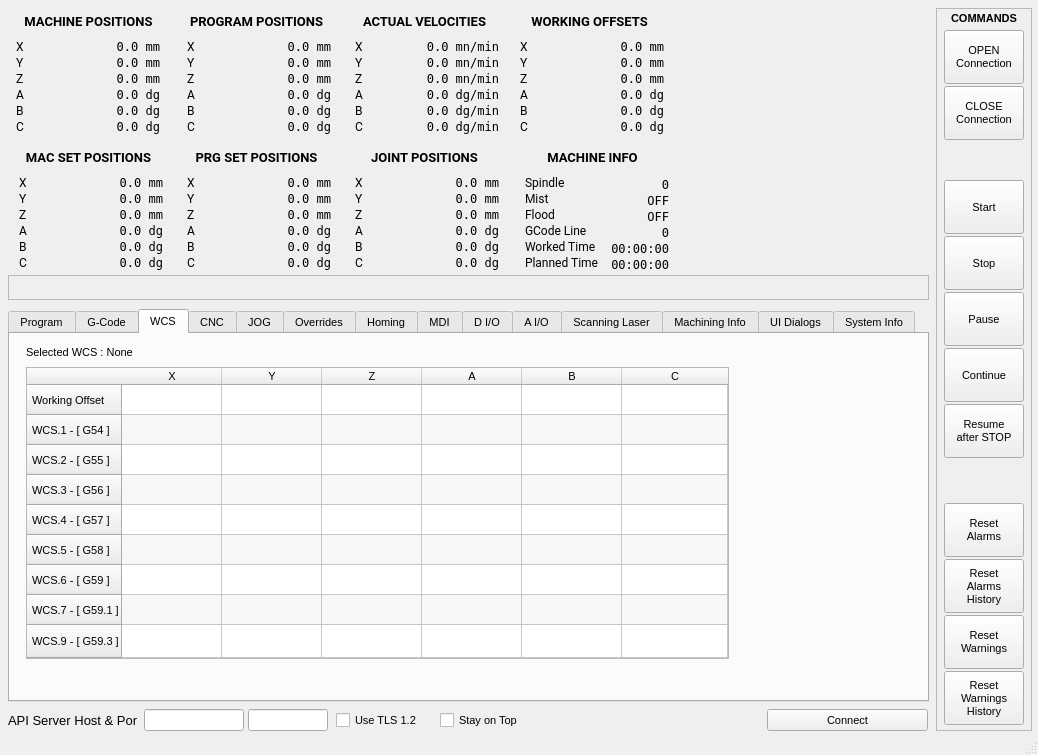
Above: python/examples/api_client_qt_demo/desktop_view.ui from rosettacnc-classroom/cnc_api_client_core_1 before the change. Below: the same form after it.
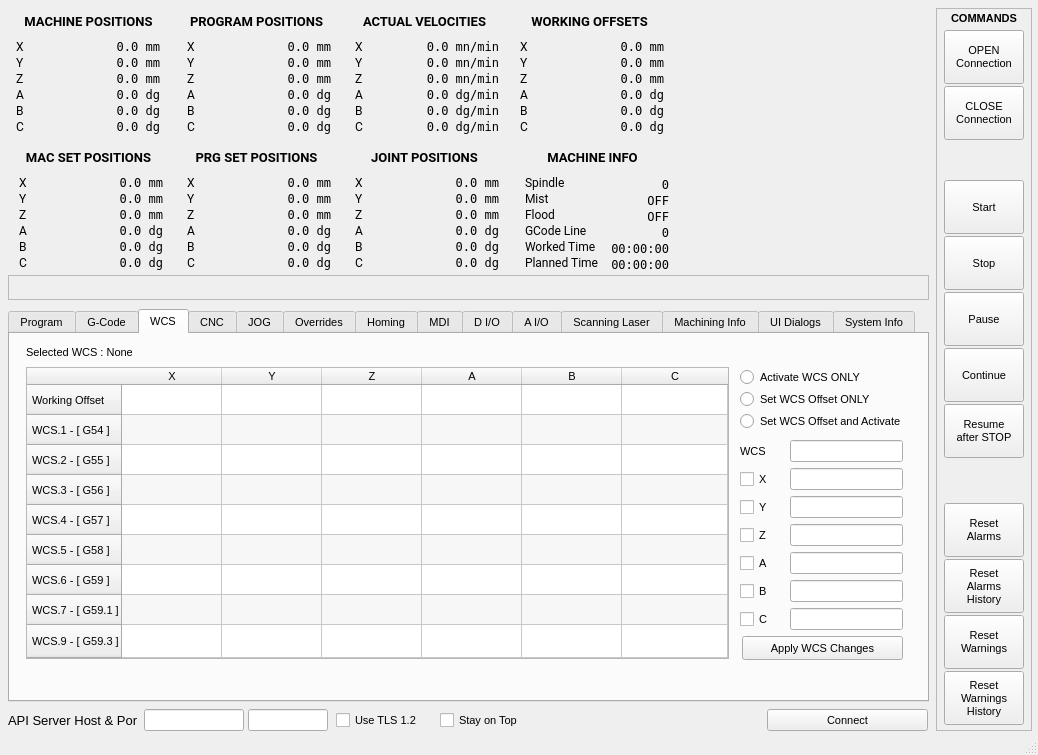
That is the form after the change.

```diff
--- a/python/examples/api_client_qt_demo/desktop_view.ui
+++ b/python/examples/api_client_qt_demo/desktop_view.ui
@@ -455,6 +455,243 @@
        <string>Selected WCS : None</string>
       </property>
      </widget>
+     <widget class="QLineEdit" name="csSetWCSEdit">
+      <property name="geometry">
+       <rect>
+        <x>780</x>
+        <y>106</y>
+        <width>113</width>
+        <height>22</height>
+       </rect>
+      </property>
+      <property name="text">
+       <string/>
+      </property>
+      <property name="alignment">
+       <set>Qt::AlignmentFlag::AlignRight|Qt::AlignmentFlag::AlignTrailing|Qt::AlignmentFlag::AlignVCenter</set>
+      </property>
+     </widget>
+     <widget class="QLineEdit" name="csSetWCSXEdit">
+      <property name="geometry">
+       <rect>
+        <x>780</x>
+        <y>134</y>
+        <width>113</width>
+        <height>22</height>
+       </rect>
+      </property>
+      <property name="alignment">
+       <set>Qt::AlignmentFlag::AlignRight|Qt::AlignmentFlag::AlignTrailing|Qt::AlignmentFlag::AlignVCenter</set>
+      </property>
+     </widget>
+     <widget class="QCheckBox" name="csSetWCSXCheckBox">
+      <property name="geometry">
+       <rect>
+        <x>730</x>
+        <y>135</y>
+        <width>31</width>
+        <height>20</height>
+       </rect>
+      </property>
+      <property name="text">
+       <string>X</string>
+      </property>
+     </widget>
+     <widget class="QLineEdit" name="csSetWCSYEdit">
+      <property name="geometry">
+       <rect>
+        <x>780</x>
+        <y>162</y>
+        <width>113</width>
+        <height>22</height>
+       </rect>
+      </property>
+      <property name="alignment">
+       <set>Qt::AlignmentFlag::AlignRight|Qt::AlignmentFlag::AlignTrailing|Qt::AlignmentFlag::AlignVCenter</set>
+      </property>
+     </widget>
+     <widget class="QCheckBox" name="csSetWCSYCheckBox">
+      <property name="geometry">
+       <rect>
+        <x>730</x>
+        <y>163</y>
+        <width>31</width>
+        <height>20</height>
+       </rect>
+      </property>
+      <property name="text">
+       <string>Y</string>
+      </property>
+     </widget>
+     <widget class="QLineEdit" name="csSetWCSZEdit">
+      <property name="geometry">
+       <rect>
+        <x>780</x>
+        <y>190</y>
+        <width>113</width>
+        <height>22</height>
+       </rect>
+      </property>
+      <property name="alignment">
+       <set>Qt::AlignmentFlag::AlignRight|Qt::AlignmentFlag::AlignTrailing|Qt::AlignmentFlag::AlignVCenter</set>
+      </property>
+     </widget>
+     <widget class="QCheckBox" name="csSetWCSZCheckBox">
+      <property name="geometry">
+       <rect>
+        <x>730</x>
+        <y>191</y>
+        <width>31</width>
+        <height>20</height>
+       </rect>
+      </property>
+      <property name="text">
+       <string>Z</string>
+      </property>
+     </widget>
+     <widget class="QLineEdit" name="csSetWCSAEdit">
+      <property name="geometry">
+       <rect>
+        <x>780</x>
+        <y>218</y>
+        <width>113</width>
+        <height>22</height>
+       </rect>
+      </property>
+      <property name="alignment">
+       <set>Qt::AlignmentFlag::AlignRight|Qt::AlignmentFlag::AlignTrailing|Qt::AlignmentFlag::AlignVCenter</set>
+      </property>
+     </widget>
+     <widget class="QCheckBox" name="csSetWCSACheckBox">
+      <property name="geometry">
+       <rect>
+        <x>730</x>
+        <y>219</y>
+        <width>31</width>
+        <height>20</height>
+       </rect>
+      </property>
+      <property name="text">
+       <string>A</string>
+      </property>
+     </widget>
+     <widget class="QLineEdit" name="csSetWCSBEdit">
+      <property name="geometry">
+       <rect>
+        <x>780</x>
+        <y>246</y>
+        <width>113</width>
+        <height>22</height>
+       </rect>
+      </property>
+      <property name="alignment">
+       <set>Qt::AlignmentFlag::AlignRight|Qt::AlignmentFlag::AlignTrailing|Qt::AlignmentFlag::AlignVCenter</set>
+      </property>
+     </widget>
+     <widget class="QCheckBox" name="csSetWCSBCheckBox">
+      <property name="geometry">
+       <rect>
+        <x>730</x>
+        <y>247</y>
+        <width>31</width>
+        <height>20</height>
+       </rect>
+      </property>
+      <property name="text">
+       <string>B</string>
+      </property>
+     </widget>
+     <widget class="QLineEdit" name="csSetWCSCEdit">
+      <property name="geometry">
+       <rect>
+        <x>780</x>
+        <y>274</y>
+        <width>113</width>
+        <height>22</height>
+       </rect>
+      </property>
+      <property name="alignment">
+       <set>Qt::AlignmentFlag::AlignRight|Qt::AlignmentFlag::AlignTrailing|Qt::AlignmentFlag::AlignVCenter</set>
+      </property>
+     </widget>
+     <widget class="QCheckBox" name="csSetWCSCCheckBox">
+      <property name="geometry">
+       <rect>
+        <x>730</x>
+        <y>275</y>
+        <width>31</width>
+        <height>20</height>
+       </rect>
+      </property>
+      <property name="text">
+       <string>C</string>
+      </property>
+     </widget>
+     <widget class="QPushButton" name="csApplyWCSChangesButton">
+      <property name="geometry">
+       <rect>
+        <x>732</x>
+        <y>302</y>
+        <width>161</width>
+        <height>24</height>
+       </rect>
+      </property>
+      <property name="text">
+       <string>Apply WCS Changes</string>
+      </property>
+     </widget>
+     <widget class="QRadioButton" name="csSetWCSOffsetOnlyRadioButton">
+      <property name="geometry">
+       <rect>
+        <x>730</x>
+        <y>55</y>
+        <width>175</width>
+        <height>20</height>
+       </rect>
+      </property>
+      <property name="text">
+       <string>Set WCS Offset ONLY</string>
+      </property>
+     </widget>
+     <widget class="QRadioButton" name="csActivateWCSOnlyRadioButton">
+      <property name="geometry">
+       <rect>
+        <x>730</x>
+        <y>33</y>
+        <width>175</width>
+        <height>20</height>
+       </rect>
+      </property>
+      <property name="text">
+       <string>Activate WCS ONLY</string>
+      </property>
+     </widget>
+     <widget class="QRadioButton" name="csSetWCSOffsetAndActivateRadioButton">
+      <property name="geometry">
+       <rect>
+        <x>730</x>
+        <y>77</y>
+        <width>175</width>
+        <height>20</height>
+       </rect>
+      </property>
+      <property name="text">
+       <string>Set WCS Offset and Activate</string>
+      </property>
+     </widget>
+     <widget class="QLabel" name="csSetWCSLabel">
+      <property name="geometry">
+       <rect>
+        <x>730</x>
+        <y>109</y>
+        <width>31</width>
+        <height>16</height>
+       </rect>
+      </property>
+      <property name="text">
+       <string>WCS</string>
+      </property>
+     </widget>
     </widget>
     <widget class="QWidget" name="tabCNC">
      <attribute name="title">
```
